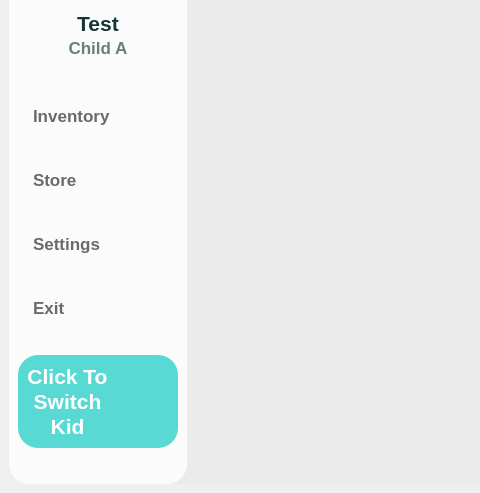
Qt form src/famiowl_client.ui (ez4bk/S-Team-Project) before a commit; both pictures show x 0 to 480 and y 107 to 600 of the 900 by 600 pixel window.
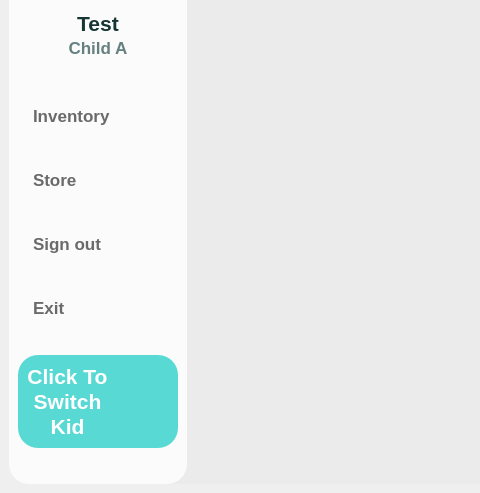
The same form after that commit. Icons and pictures are not drawn.

```diff
--- a/src/famiowl_client.ui
+++ b/src/famiowl_client.ui
@@ -285,7 +285,7 @@
             </item>
             <item>
              <property name="text">
-              <string>Settings</string>
+              <string>Sign out</string>
              </property>
              <property name="icon">
               <iconset resource="resource/resources.qrc">
```
Left out of the diff: 4 changed lines with no effect on the pictures.
